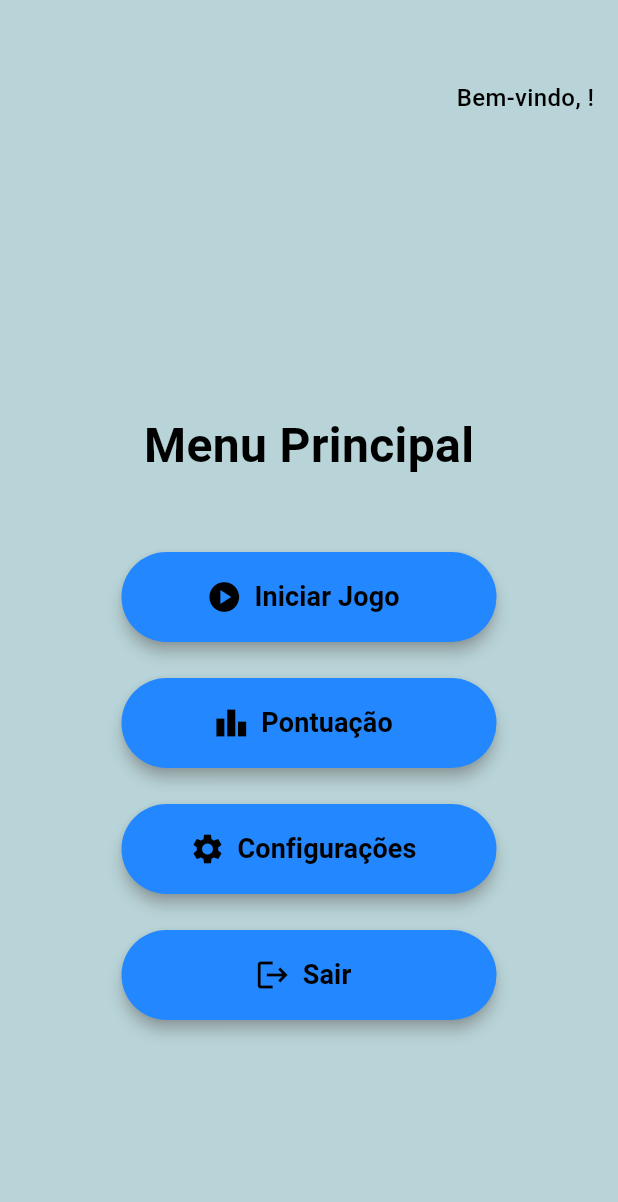
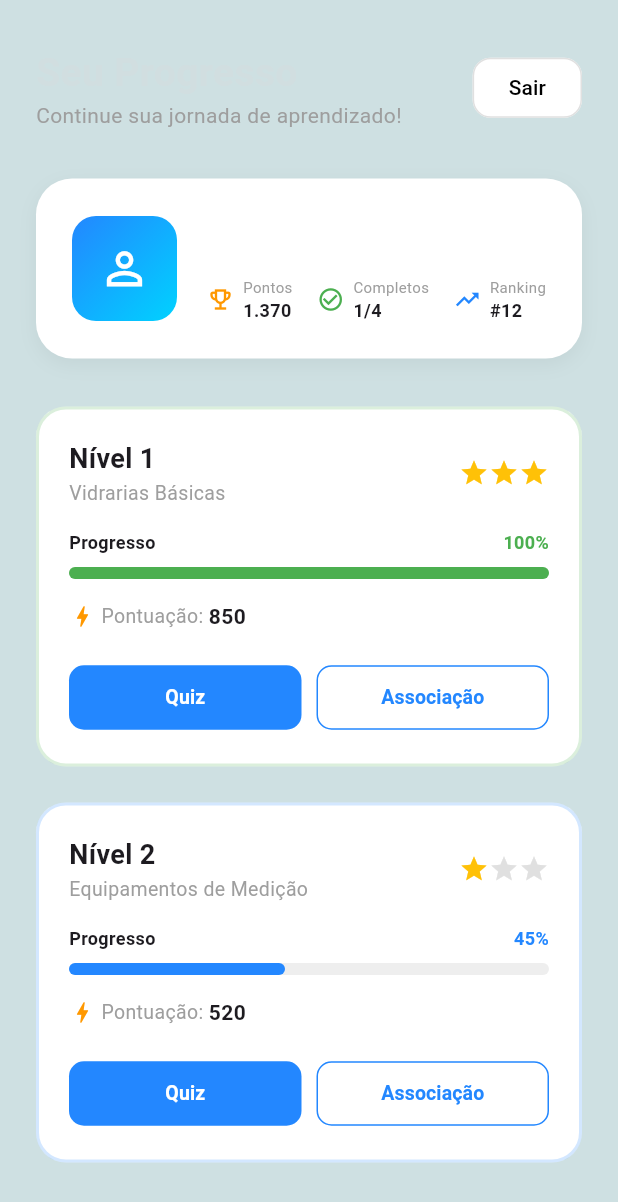
Before and after one commit to DecoDamasio/QUIMICA-ETEC, a Flutter app: the MenuPage screen opened directly with empty values, on a phone screen of 412 x 824 dp. Shown: the top 1202 px of the screen. Run offline on Flutter 3.47's test engine with Material 3 defaults, Android fonts, the phone set to English and light mode, and no system bars; our stand-ins replace google_fonts.

Commit message:
update: tela de menu atualizada e add: widgets personalizados.

```diff
--- a/lib/features/home/home_page.dart
+++ b/lib/features/home/home_page.dart
@@ -1,5 +1,6 @@
 import 'package:flutter/material.dart';
 import 'package:lab_game/widgets/buttons.dart';
+import '../../theme/app_text_styles.dart';
 import 'menu/menu_page.dart';
 
 class HomePage extends StatefulWidget {
@@ -105,24 +106,20 @@
                         fit: BoxFit.cover,
                         // Se a imagem não for encontrada, mostra um ícone de erro
                         errorBuilder: (context, error, stackTrace) =>
-                          const Icon(Icons.science, size: 50, color: Colors.cyan),
+                            const Icon(
+                              Icons.science,
+                              size: 50,
+                              color: Colors.cyan,
+                            ),
                       ),
                     ),
                     const SizedBox(width: 15),
-                    const Text(
-                      'Lab Game',
-                      style: TextStyle(
-                        fontSize: 28,
-                        fontWeight: FontWeight.bold,
-                        color: Colors.black, // Cor escura para contraste
-                      ),
-                    ),
+                    Text('Lab Game', style: AppTextStyles.pageTitle),
                   ],
                 ),
               ),
 
               const SizedBox(height: 20), // Espaço entre as caixas
-
               // =========================================================
               // CAIXA DE LOGIN ORIGINAL
               // =========================================================
@@ -145,7 +142,10 @@
                   children: [
                     const Text(
                       'Login',
-                      style: TextStyle(fontSize: 20, fontWeight: FontWeight.bold),
+                      style: TextStyle(
+                        fontSize: 20,
+                        fontWeight: FontWeight.bold,
+                      ),
                     ),
                     const SizedBox(height: 24),
                     TextField(
--- a/lib/features/home/menu/menu_page.dart
+++ b/lib/features/home/menu/menu_page.dart
@@ -1,162 +1,48 @@
 import 'package:flutter/material.dart';
 import '../../../theme/app_colors.dart';
+import '../../../widgets/level_card.dart';
+import '../../../widgets/profile_card.dart';
+import '../../../widgets/custom_header.dart';
 
-class MenuPage extends StatefulWidget {
+class MenuPage extends StatelessWidget {
   final String username;
 
   const MenuPage({super.key, required this.username});
 
   @override
-  State<MenuPage> createState() => _MenuPageState();
-}
-
-class _MenuPageState extends State<MenuPage> {
-  late final Map<String, bool> _hoveredButtons;
-
-  @override
-  void initState() {
-    super.initState();
-    _hoveredButtons = {
-      'Iniciar Jogo': false,
-      'Pontuação': false,
-      'Configurações': false,
-      'Sair': false,
-    };
-  }
-
-  @override
   Widget build(BuildContext context) {
-    return Container(
-      decoration: const BoxDecoration(color: AppColors.background),
-      child: Scaffold(
-        backgroundColor: Colors.transparent,
-        appBar: AppBar(
-          backgroundColor: Colors.transparent,
-          elevation: 0,
-          leading: const Padding(
-            padding: EdgeInsets.all(8.0),
-            child: SizedBox.shrink(),
-          ),
-          leadingWidth: 370,
-          toolbarHeight: 130,
-          actions: [
-            Padding(
-              padding: const EdgeInsets.all(16.0),
-              child: Center(
-                child: Text(
-                  'Bem-vindo, ${widget.username}!',
-                  textAlign: TextAlign.center,
-                  style: const TextStyle(
-                    fontSize: 16,
-                    fontWeight: FontWeight.w500,
-                    color: AppColors.textPrimary,
-                  ),
-                ),
+    return Scaffold(
+      backgroundColor: AppColors.background,
+      body: SafeArea(
+        child: SingleChildScrollView(
+          padding: const EdgeInsets.symmetric(horizontal: 24, vertical: 30),
+          child: Column(
+            children: [
+              const CustomHeader(
+                title: "Seu Progresso",
+                subtitle: "Continue sua jornada de aprendizado!",
               ),
-            ),
-          ],
-        ),
-        body: Center(
-          child: Padding(
-            padding: const EdgeInsets.all(16.0),
-            child: Column(
-              mainAxisAlignment: MainAxisAlignment.center,
-              children: [
-                const Text(
-                  'Menu Principal',
-                  style: TextStyle(
-                    fontSize: 32,
-                    fontWeight: FontWeight.bold,
-                    color: AppColors.textPrimary,
-                  ),
-                ),
-                const SizedBox(height: 48),
-                _buildMenuButton(
-                  context,
-                  'Iniciar Jogo',
-                  Icons.play_circle,
-                  AppColors.primary,
-                  () {
-                    ScaffoldMessenger.of(context).showSnackBar(
-                      const SnackBar(content: Text('Jogo iniciando...')),
-                    );
-                  },
-                ),
-                const SizedBox(height: 24),
-                _buildMenuButton(
-                  context,
-                  'Pontuação',
-                  Icons.leaderboard,
-                  AppColors.primary,
-                  () {
-                    ScaffoldMessenger.of(context).showSnackBar(
-                      const SnackBar(content: Text('Abrindo pontuações...')),
-                    );
-                  },
-                ),
-                const SizedBox(height: 24),
-                _buildMenuButton(
-                  context,
-                  'Configurações',
-                  Icons.settings,
-                  AppColors.primary,
-                  () {
-                    ScaffoldMessenger.of(context).showSnackBar(
-                      const SnackBar(content: Text('Abrindo configurações...')),
-                    );
-                  },
-                ),
-                const SizedBox(height: 24),
-                _buildMenuButton(
-                  context,
-                  'Sair',
-                  Icons.logout,
-                  AppColors.primary,
-                  () {
-                    Navigator.pop(context);
-                  },
-                ),
-              ],
-            ),
-          ),
-        ),
-      ),
-    );
-  }
-
-  Widget _buildMenuButton(
-    BuildContext context,
-    String label,
-    IconData icon,
-    Color color,
-    VoidCallback onPressed,
-  ) {
-    final bool isHovering = _hoveredButtons[label] ?? false;
-
-    return MouseRegion(
-      onEnter: (_) => setState(() => _hoveredButtons[label] = true),
-      onExit: (_) => setState(() => _hoveredButtons[label] = false),
-      child: AnimatedScale(
-        scale: isHovering ? 1.05 : 1.0,
-        duration: const Duration(milliseconds: 200),
-        child: SizedBox(
-          width: 250,
-          height: 60,
-          child: ElevatedButton.icon(
-            onPressed: onPressed,
-            icon: Icon(icon, size: 24),
-            label: Text(
-              label,
-              style: const TextStyle(fontSize: 18, fontWeight: FontWeight.bold),
-            ),
-            style: ElevatedButton.styleFrom(
-              backgroundColor: isHovering
-                  ? AppColors.tertiary
-                  : AppColors.primary,
-              foregroundColor: Colors.black,
-              shadowColor: isHovering ? AppColors.tertiary : Colors.grey,
-              elevation: isHovering ? 12 : 4,
-            ),
+              const SizedBox(height: 32),
+              ProfileCard(username: username),
+              const SizedBox(height: 32),
+              LevelCard(
+                title: "Nível 1",
+                subtitle: "Vidrarias Básicas",
+                progress: 1.0,
+                score: 850,
+                stars: 3,
+                accentColor: Colors.green,
+              ),
+              const SizedBox(height: 24),
+              LevelCard(
+                title: "Nível 2",
+                subtitle: "Equipamentos de Medição",
+                progress: 0.45,
+                score: 520,
+                stars: 1,
+                accentColor: AppColors.primary,
+              ),
+            ],
           ),
         ),
       ),
--- a/lib/theme/app_colors.dart
+++ b/lib/theme/app_colors.dart
@@ -3,9 +3,14 @@
 class AppColors {
   static const primary = Color(0xFF2387FF);
   static const secondary = Color.fromARGB(255, 255, 255, 255);
-  static const tertiary = Color(0xFF003D4A);
-  static const background = Color.fromARGB(255, 184, 212, 216);
+  static const tertiary = Color.fromARGB(255, 209, 222, 224);
+  static const background = Color.fromARGB(255, 206, 224, 226);
 
   static const textPrimary = Colors.black;
   static const textSecondary = Colors.grey;
+
+  //cores da pagina de menu
+  static const success = Color(0xFF4ADE80);
+  static const info = Color(0xFF3B82F6);
+  static const cardBg = Colors.white;
 }
--- a/lib/theme/app_text_styles.dart
+++ b/lib/theme/app_text_styles.dart
@@ -0,0 +1,16 @@
+import 'package:flutter/material.dart';
+import 'package:google_fonts/google_fonts.dart';
+
+class AppTextStyles {
+  static TextStyle pageTitle = GoogleFonts.poppins(
+    fontSize: 32,
+    fontWeight: FontWeight.bold,
+    color: Colors.black,
+  );
+
+  static TextStyle buttonText = GoogleFonts.poppins(
+    fontSize: 18,
+    fontWeight: FontWeight.w600,
+    color: Colors.black,
+  );
+}
--- /dev/null
+++ b/lib/widgets/custom_header.dart
@@ -0,0 +1,44 @@
+import 'package:flutter/material.dart';
+import '../theme/app_colors.dart';
+
+class CustomHeader extends StatelessWidget {
+  final String title;
+  final String subtitle;
+
+  const CustomHeader({super.key, required this.title, required this.subtitle});
+
+  @override
+  Widget build(BuildContext context) {
+    return Row(
+      mainAxisAlignment: MainAxisAlignment.spaceBetween,
+      children: [
+        Column(
+          crossAxisAlignment: CrossAxisAlignment.start,
+          children: [
+            Text(
+              title,
+              style: const TextStyle(fontSize: 26, fontWeight: FontWeight.bold, color: AppColors.tertiary),
+            ),
+            Text(
+              subtitle,
+              style: const TextStyle(fontSize: 14, color: AppColors.textSecondary),
+            ),
+          ],
+        ),
+        ElevatedButton(
+          onPressed: () => Navigator.pop(context),
+          style: ElevatedButton.styleFrom(
+            backgroundColor: AppColors.secondary,
+            foregroundColor: AppColors.textPrimary,
+            elevation: 0,
+            shape: RoundedRectangleBorder(
+              borderRadius: BorderRadius.circular(12),
+              side: BorderSide(color: Colors.grey.shade300),
+            ),
+          ),
+          child: const Text('Sair'),
+        ),
+      ],
+    );
+  }
+}
--- /dev/null
+++ b/lib/widgets/level_card.dart
@@ -0,0 +1,106 @@
+import 'package:flutter/material.dart';
+import '../../theme/app_colors.dart';
+class LevelCard extends StatelessWidget {
+  final String title;
+  final String subtitle;
+  final double progress; // 0.0 a 1.0
+  final int score;
+  final int stars;
+  final Color accentColor;
+
+  const LevelCard({
+    super.key,
+    required this.title,
+    required this.subtitle,
+    required this.progress,
+    required this.score,
+    this.stars = 0,
+    required this.accentColor,
+  });
+
+  @override
+  Widget build(BuildContext context) {
+    return Container(
+      padding: const EdgeInsets.all(20),
+      decoration: BoxDecoration(
+        color: AppColors.secondary,
+        borderRadius: BorderRadius.circular(20),
+        border: Border.all(color: accentColor.withOpacity(0.2), width: 2),
+      ),
+      child: Column(
+        crossAxisAlignment: CrossAxisAlignment.start,
+        children: [
+          Row(
+            mainAxisAlignment: MainAxisAlignment.spaceBetween,
+            children: [
+              Column(
+                crossAxisAlignment: CrossAxisAlignment.start,
+                children: [
+                  Text(title, style: const TextStyle(fontSize: 18, fontWeight: FontWeight.bold)),
+                  Text(subtitle, style: const TextStyle(color: AppColors.textSecondary, fontSize: 13)),
+                ],
+              ),
+              Row(
+                children: List.generate(3, (i) => Icon(
+                  Icons.star,
+                  size: 20,
+                  color: i < stars ? Colors.amber : Colors.grey[300]
+                )),
+              )
+            ],
+          ),
+          const SizedBox(height: 15),
+          Row(
+            mainAxisAlignment: MainAxisAlignment.spaceBetween,
+            children: [
+              const Text("Progresso", style: TextStyle(fontSize: 12, fontWeight: FontWeight.w600)),
+              Text("${(progress * 100).toInt()}%",
+                style: TextStyle(fontSize: 12, color: accentColor, fontWeight: FontWeight.bold)),
+            ],
+          ),
+          const SizedBox(height: 8),
+          LinearProgressIndicator(
+            value: progress,
+            backgroundColor: Colors.grey[200],
+            color: accentColor,
+            minHeight: 8,
+            borderRadius: BorderRadius.circular(10),
+          ),
+          const SizedBox(height: 15),
+          Row(
+            children: [
+              const Icon(Icons.bolt, color: Colors.orange, size: 18),
+              const Text(" Pontuação: ", style: TextStyle(color: AppColors.textSecondary, fontSize: 13)),
+              Text("$score", style: const TextStyle(fontWeight: FontWeight.bold, fontSize: 14)),
+            ],
+          ),
+          const SizedBox(height: 20),
+          Row(
+            children: [
+              _buildBtn("Quiz", isPrimary: true),
+              const SizedBox(width: 10),
+              _buildBtn("Associação", isPrimary: false),
+            ],
+          )
+        ],
+      ),
+    );
+  }
+
+  Widget _buildBtn(String label, {required bool isPrimary}) {
+    return Expanded(
+      child: ElevatedButton(
+        onPressed: () {},
+        style: ElevatedButton.styleFrom(
+          backgroundColor: isPrimary ? AppColors.primary : Colors.transparent,
+          foregroundColor: isPrimary ? Colors.white : AppColors.primary,
+          elevation: 0,
+          side: isPrimary ? BorderSide.none : const BorderSide(color: AppColors.primary),
+          shape: RoundedRectangleBorder(borderRadius: BorderRadius.circular(10)),
+          padding: const EdgeInsets.symmetric(vertical: 12),
+        ),
+        child: Text(label, style: const TextStyle(fontSize: 13, fontWeight: FontWeight.bold)),
+      ),
+    );
+  }
+}
--- /dev/null
+++ b/lib/widgets/profile_card.dart
@@ -0,0 +1,92 @@
+import 'package:flutter/material.dart';
+import '../theme/app_colors.dart';
+
+class ProfileCard extends StatelessWidget {
+  final String username;
+
+  const ProfileCard({super.key, required this.username});
+
+  @override
+  Widget build(BuildContext context) {
+    return Container(
+      padding: const EdgeInsets.all(24),
+      decoration: BoxDecoration(
+        color: AppColors.secondary,
+        borderRadius: BorderRadius.circular(24),
+        boxShadow: [
+          BoxShadow(
+            color: Colors.black.withOpacity(0.05),
+            blurRadius: 10,
+            offset: const Offset(0, 4),
+          )
+        ],
+      ),
+      child: Row(
+        children: [
+          // Avatar com Gradiente
+          Container(
+            width: 70,
+            height: 70,
+            decoration: BoxDecoration(
+              gradient: const LinearGradient(
+                colors: [AppColors.primary, Color(0xFF00D2FF)],
+                begin: Alignment.topLeft,
+                end: Alignment.bottomRight,
+              ),
+              borderRadius: BorderRadius.circular(16),
+            ),
+            child: const Icon(Icons.person_outline, color: Colors.white, size: 35),
+          ),
+          const SizedBox(width: 20),
+          // Informações
+          Expanded(
+            child: Column(
+              crossAxisAlignment: CrossAxisAlignment.start,
+              children: [
+                Text(
+                  username,
+                  style: const TextStyle(fontSize: 20, fontWeight: FontWeight.bold),
+                ),
+                const SizedBox(height: 12),
+                const Row(
+                  mainAxisAlignment: MainAxisAlignment.spaceBetween,
+                  children: [
+                    _StatItem(Icons.emoji_events_outlined, "Pontos", "1.370", Colors.orange),
+                    _StatItem(Icons.check_circle_outline, "Completos", "1/4", Colors.green),
+                    _StatItem(Icons.trending_up, "Ranking", "#12", AppColors.primary),
+                  ],
+                )
+              ],
+            ),
+          ),
+        ],
+      ),
+    );
+  }
+}
+
+class _StatItem extends StatelessWidget {
+  final IconData icon;
+  final String label;
+  final String value;
+  final Color color;
+
+  const _StatItem(this.icon, this.label, this.value, this.color);
+
+  @override
+  Widget build(BuildContext context) {
+    return Row(
+      children: [
+        Icon(icon, size: 18, color: color),
+        const SizedBox(width: 6),
+        Column(
+          crossAxisAlignment: CrossAxisAlignment.start,
+          children: [
+            Text(label, style: const TextStyle(fontSize: 10, color: AppColors.textSecondary)),
+            Text(value, style: const TextStyle(fontSize: 12, fontWeight: FontWeight.bold)),
+          ],
+        )
+      ],
+    );
+  }
+}
--- a/pubspec.yaml
+++ b/pubspec.yaml
@@ -30,6 +30,7 @@
 dependencies:
   flutter:
     sdk: flutter
+  google_fonts: ^6.2.1
 
   # The following adds the Cupertino Icons font to your application.
   # Use with the CupertinoIcons class for iOS style icons.
```
Also changed, not shown: pubspec.lock, 2 other files.
